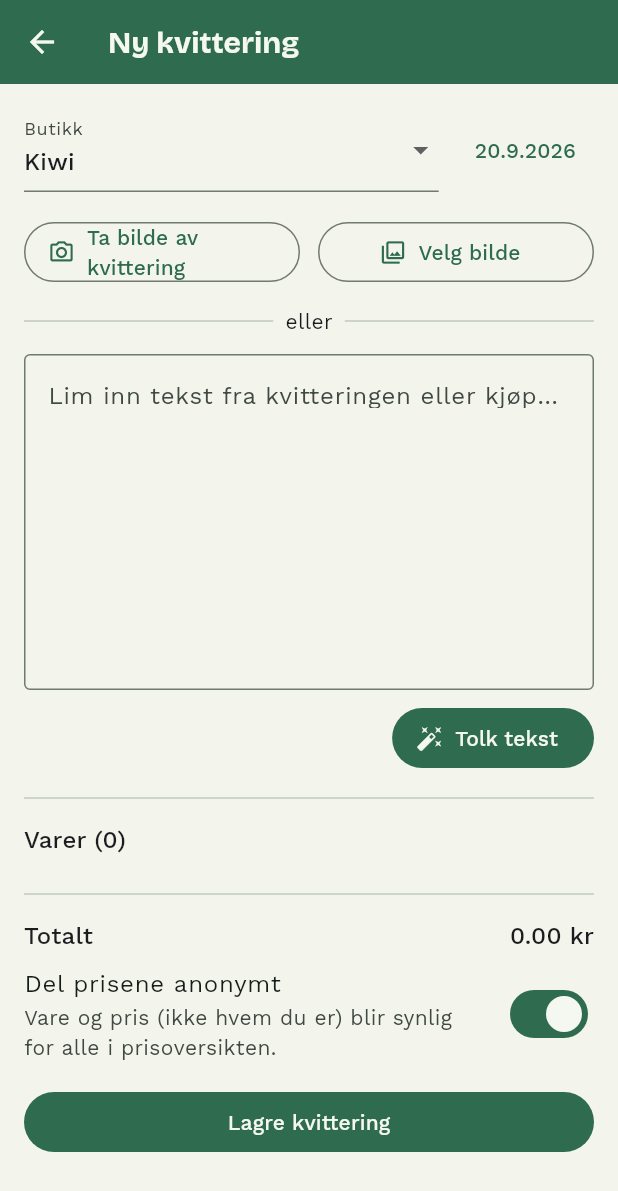
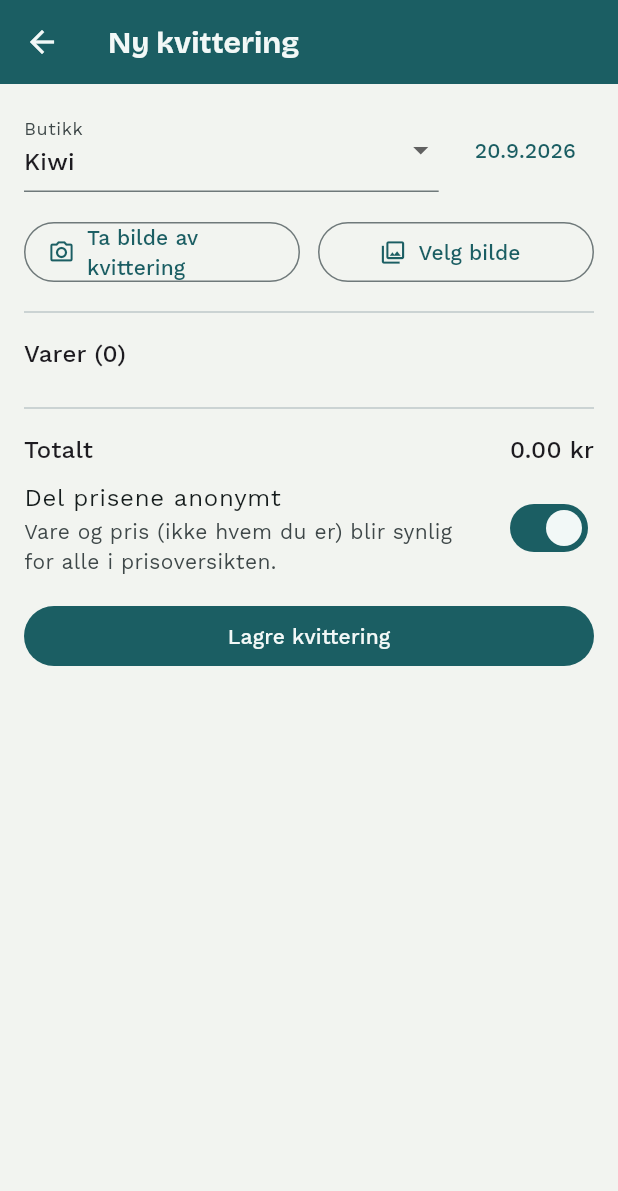
Before and after one commit to karinlarsenisoy-blip/handleliste, a Flutter app: the screen it shows once a user with an empty profile is signed in, item 2 of the bottom bar chosen, after a tap on the "add" icon, on a phone screen of 412 x 824 dp. Shown: the top 1191 px of the screen. Run offline on Flutter 3.47's test engine with Material 3 defaults, Android fonts, the phone set to English and light mode, and no system bars; our stand-ins replace cloud_firestore, firebase_auth, firebase_core, geolocator, google_fonts, image_picker; missing offline and left inert: google_mlkit_text_recognition; accounts and stored records are empty.

Commit message:
Switch primary color to teal, restrict receipt paste-text to web only
The grass-green primary read as near-identical to competitor SeSum's own
green once seen live in the app rather than in an isolated mockup — moved
to a deep teal (still fresh/trustworthy, clearly a different hue family)
to actually differentiate.

Also: photographing a receipt (real OCR) is now the only entry method on
Android/iOS. Pasting text remains on web purely because ML Kit has no web
implementation at all, not as a parallel convenience next to a camera that
doesn't exist there — every saved item should trace back to an actual
receipt where that's possible.

Co-Authored-By: Claude Sonnet 5 <noreply@anthropic.com>

```diff
--- a/lib/screens/add_receipt_screen.dart
+++ b/lib/screens/add_receipt_screen.dart
@@ -12,19 +12,21 @@ import '../services/receipt_service.dart';
 import '../widgets/product_name_field.dart';
 
 /// Captures one receipt: pick a store and date, then get the raw text in
-/// either by pasting it (works everywhere — used for stores with no real
-/// receipt, just a scrolling purchase list you copy) or by photographing a
-/// physical/app receipt and running on-device OCR (Android/iOS only). Both
-/// paths feed the same [ReceiptParser] and the same editable review list —
-/// the parser is a best guess, never trusted blindly, so every field stays
-/// editable to fix a misparse.
+/// by photographing a physical/app receipt and running on-device OCR
+/// (Android/iOS only) — the preferred path, since it's tied to an actual
+/// image. On web, where ML Kit has no implementation at all
+/// ([OcrService.isSupported] is false there), pasting text is offered
+/// instead purely as a necessary fallback, not a parallel option on
+/// platforms that have real OCR. Both paths feed the same [ReceiptParser]
+/// and the same editable review list — the parser is a best guess, never
+/// trusted blindly, so every field stays editable to fix a misparse.
 ///
 /// Deliberately does NOT let a user add a row from nothing: every item on a
-/// saved receipt must trace back to an actual receipt (photographed or
-/// pasted) — a freely-typed name and price is an unverified source that
-/// could pollute the shared price database with mistakes or made-up
-/// numbers. Editing a *parsed* row to fix a misrecognized name/price is
-/// fine; inventing a new one isn't.
+/// saved receipt must trace back to an actual receipt (photographed, or
+/// pasted on web where that's the only option) — a freely-typed name and
+/// price is an unverified source that could pollute the shared price
+/// database with mistakes or made-up numbers. Editing a *parsed* row to fix
+/// a misrecognized name/price is fine; inventing a new one isn't.
 ///
 /// Saving always keeps the receipt in the user's own private history.
 /// Whether its prices also get contributed anonymously to the shared price
@@ -265,17 +267,10 @@ class _AddReceiptScreenState extends State<AddReceiptScreen> {
                 ],
               ),
             ],
-            const Padding(
-              padding: EdgeInsets.symmetric(vertical: 12),
-              child: Row(
-                children: [
-                  Expanded(child: Divider()),
-                  Padding(padding: EdgeInsets.symmetric(horizontal: 8), child: Text('eller')),
-                  Expanded(child: Divider()),
-                ],
-              ),
-            ),
-          ],
+          ] else ...[
+            // Web has no on-device OCR at all (see OcrService.isSupported)
+            // — pasting is the only way to get a receipt in here, not a
+            // parallel convenience like it would be alongside a camera.
             TextField(
               controller: _rawTextController,
               maxLines: 8,
@@ -297,6 +292,7 @@ class _AddReceiptScreenState extends State<AddReceiptScreen> {
                 label: const Text('Tolk tekst'),
               ),
             ),
+          ],
           const Divider(height: 32),
           Text('Varer (${_items.length})', style: Theme.of(context).textTheme.titleMedium),
           const SizedBox(height: 8),
--- a/lib/theme.dart
+++ b/lib/theme.dart
@@ -1,19 +1,21 @@
 import 'package:flutter/material.dart';
 import 'package:google_fonts/google_fonts.dart';
 
-/// The "Fersk" visual direction: dagligvare-green as the primary color, a
-/// coral savings-accent reserved for the app's one big "go do this" moment
-/// (see [savingsAccent] and where it's used), and a friendly display face
-/// paired with a calm body face. Deliberately doesn't yet touch how price
-/// figures/list rows are set (the "kvittering" receipt-line styling) — that
-/// part is tied to the Handletur/trip screens, which are still due to
-/// change once real routing (Fase B) lands, so it stays a separate pass.
+/// The "Fersk" visual direction: a deep teal primary (deliberately NOT a
+/// grass-green — that read as near-identical to competitor SeSum's own
+/// green once seen live), a coral savings-accent reserved for the app's one
+/// big "go do this" moment (see [savingsAccent] and where it's used), and a
+/// friendly display face paired with a calm body face. Deliberately doesn't
+/// yet touch how price figures/list rows are set (the "kvittering"
+/// receipt-line styling) — that part is tied to the Handletur/trip screens,
+/// which are still due to change once real routing (Fase B) lands, so it
+/// stays a separate pass.
 class AppTheme {
   AppTheme._();
 
-  static const _primary = Color(0xFF2F6B4F);
-  static const _onPrimary = Color(0xFFF5F8F1);
-  static const _background = Color(0xFFF3F5EC);
+  static const _primary = Color(0xFF1B5E63);
+  static const _onPrimary = Color(0xFFF2F8F7);
+  static const _background = Color(0xFFF2F4F0);
 
   /// Reserved for the app's single biggest call-to-action per screen (e.g.
   /// "Bekreft rute og start handletur") and for savings emphasis — not a
```
Lines whose indentation alone changed are shown as unchanged.
